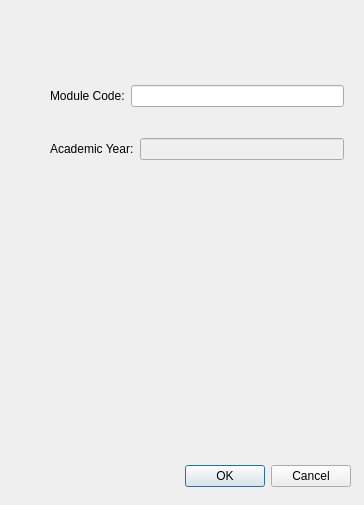
Old version of the form src/ui/create_new_module_dialog.ui in the repository healyp/handin.
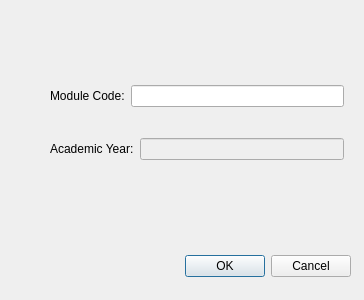
New version of the form.

Commit message: some updates to layout and adding design document

```diff
--- a/src/ui/create_new_module_dialog.ui
+++ b/src/ui/create_new_module_dialog.ui
@@ -7,7 +7,7 @@
     <x>0</x>
     <y>0</y>
     <width>364</width>
-    <height>505</height>
+    <height>300</height>
    </rect>
   </property>
   <property name="windowTitle">
@@ -17,7 +17,7 @@
    <property name="geometry">
     <rect>
      <x>10</x>
-     <y>460</y>
+     <y>250</y>
      <width>341</width>
      <height>32</height>
     </rect>
```
The commit also changes 5 other files.
